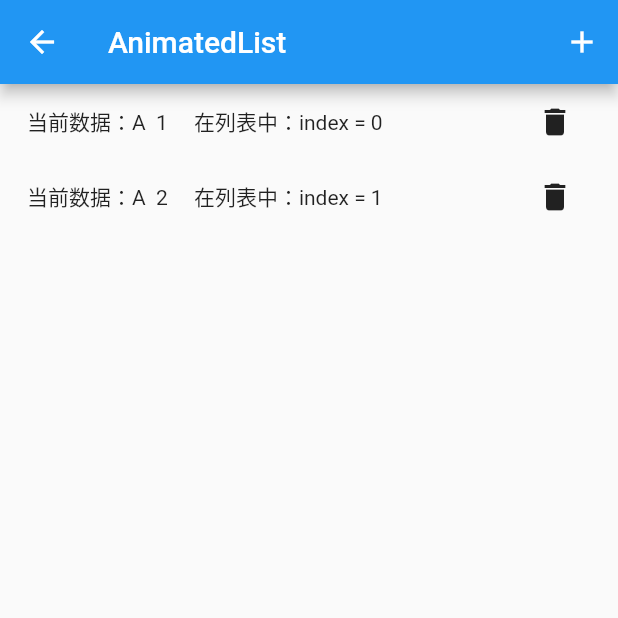
After one commit to xxxIxxxx/flutter_ddup, a Flutter app: the AnimatedListPage screen opened by its route, after a tap on the "delete" icon, on a phone screen of 412 x 824 dp, the top half of it. The commit adds this screen. Run offline on Flutter 3.47's test engine with Material 2 defaults, Android fonts, the phone set to English and light mode, and no system bars; our stand-ins replace fluro.

Commit message:
AnimatedList 插入删除增加动画

```diff
--- a/lib/app/home_page.dart
+++ b/lib/app/home_page.dart
@@ -206,6 +206,13 @@ class _MyHomePageState extends State<MyHomePage> {
               },
               child: const Text(
                   "ScrollController, ScrollPosition, NotificationListener滚动监听")),
+          TextButton(
+            onPressed: () {
+              Application.router.navigateTo(context, Routes.animatedList,
+                  transition: TransitionType.native);
+            },
+            child: const Text("AnimatedList 动画列表"),
+          )
         ],
       ),
     );
--- /dev/null
+++ b/lib/class/AnimatedList插入删除增加动画/animated_list_page.dart
@@ -0,0 +1,81 @@
+import 'package:flutter/material.dart';
+
+class AnimatedListPage extends StatefulWidget {
+  const AnimatedListPage({Key? key}) : super(key: key);
+
+  @override
+  _AnimatedListPageState createState() => _AnimatedListPageState();
+}
+
+class _AnimatedListPageState extends State<AnimatedListPage> {
+  final GlobalKey<AnimatedListState> _listKey = GlobalKey<AnimatedListState>();
+  List<String> dataList = [];
+
+  @override
+  void initState() {
+    super.initState();
+    getData();
+  }
+
+  getData([int count = 3]) {
+    int c = dataList.length;
+    for (var i = c; i < c + count; i++) {
+      dataList.add("A  $i");
+    }
+  }
+
+  Widget buildOneItem(int index) {
+    String text = "当前数据：" + dataList[index] + "     在列表中：index = $index";
+    return Container(
+        padding: const EdgeInsets.fromLTRB(18, 0, 18, 0),
+        height: 50,
+        child: Row(
+          children: [
+            Text(text),
+            const Spacer(),
+            IconButton(
+              onPressed: () {
+                deleteItem(index);
+              },
+              icon: const Icon(Icons.delete),
+            ),
+          ],
+        ));
+  }
+
+  deleteItem(int index) {
+    Widget item = buildOneItem(index);
+    _listKey.currentState?.removeItem(index, (context, animation) {
+      return FadeTransition(
+        opacity: animation,
+        child: SizeTransition(sizeFactor: animation, child: item),
+      );
+    });
+    dataList.removeAt(index);
+  }
+
+  @override
+  Widget build(BuildContext context) {
+    return Scaffold(
+      appBar: AppBar(
+        title: const Text('AnimatedList'),
+        actions: [
+          IconButton(
+              onPressed: () {
+                getData(1);
+                _listKey.currentState?.insertItem(dataList.length - 1);
+              },
+              icon: const Icon(Icons.add)),
+        ],
+      ),
+      body: AnimatedList(
+        key: _listKey,
+        initialItemCount: dataList.length,
+        itemBuilder:
+            (BuildContext context, int index, Animation<double> animation) {
+          return FadeTransition(opacity: animation, child: buildOneItem(index));
+        },
+      ),
+    );
+  }
+}
--- a/lib/route/route_handlers.dart
+++ b/lib/route/route_handlers.dart
@@ -2,6 +2,7 @@ import 'package:fluro/fluro.dart';
 import 'package:flutter/cupertino.dart';
 import 'package:flutter_ddup/app/home_page.dart';
 import '../class/Align,Center对齐与相对定位/align_center_page.dart';
+import '../class/AnimatedList插入删除增加动画/animated_list_page.dart';
 import '../class/Clip剪切组件/clip_page.dart';
 import '../class/Container组件/container_page.dart';
 import '../class/DecoratedBox装饰容器渐变边框等/decorated_box_page.dart';
@@ -163,3 +164,8 @@ var scrollControllerViewHandeler = Handler(
     handlerFunc: (BuildContext? context, Map<String, List<String>> params) {
   return const ScrollControllerPage();
 });
+
+var animatedListHandeler = Handler(
+    handlerFunc: (BuildContext? context, Map<String, List<String>> params) {
+  return const AnimatedListPage();
+});
--- a/lib/route/routes.dart
+++ b/lib/route/routes.dart
@@ -32,6 +32,7 @@ class Routes {
   static String singleChildScrollView = "/singleChildScrollView";
   static String listView = "/listView";
   static String scrollController = "/scrollController";
+  static String animatedList = "/animatedList";
 
   static void configureRoutes(FluroRouter router) {
     router.notFoundHandler = Handler(
@@ -66,5 +67,6 @@ class Routes {
         handler: singleChildScrollViewHandeler);
     router.define(listView, handler: listViewHandeler);
     router.define(scrollController, handler: scrollControllerViewHandeler);
+    router.define(animatedList, handler: animatedListHandeler);
   }
 }
```
Also changed, not shown: 26 other files.
